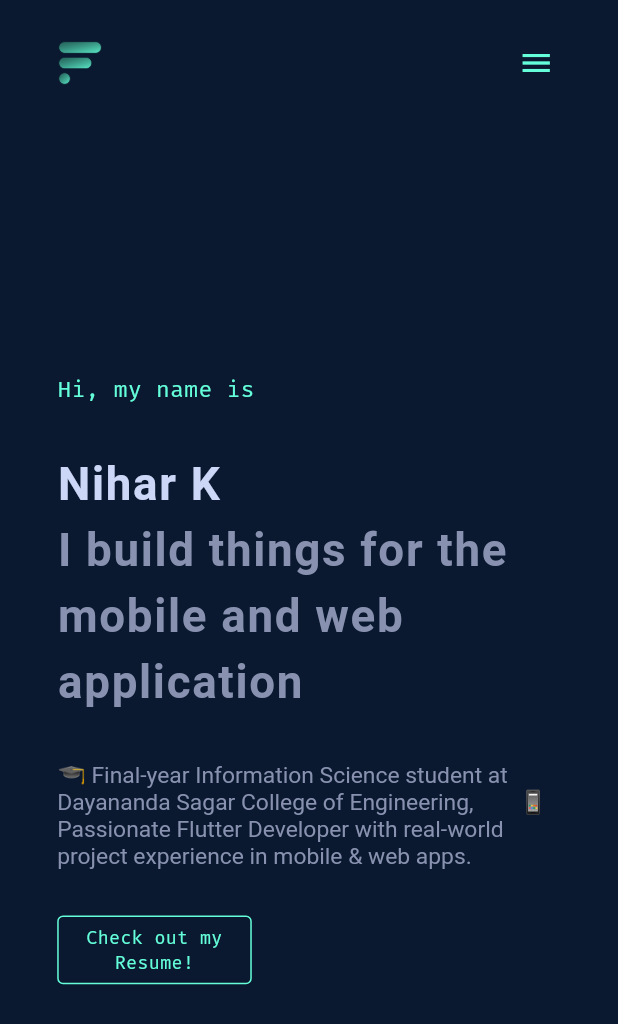
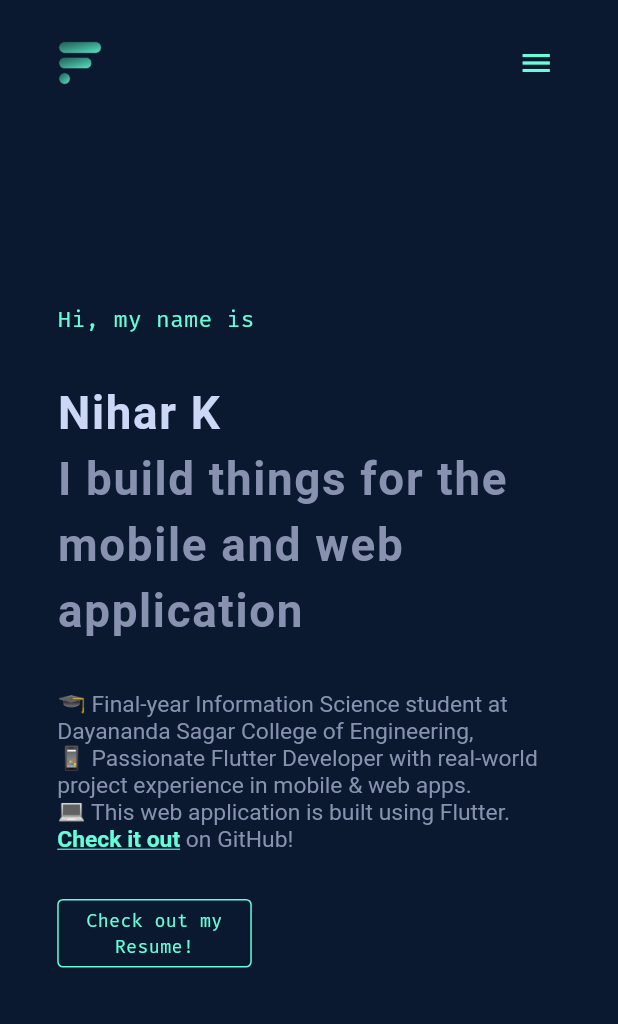
Before and after one commit to nihark023/personal-website-main, a Flutter app: the screen it shows after launch, on a phone screen of 412 x 824 dp. Shown: the top 1024 px of the screen. Run offline on Flutter 3.47's test engine with Material 3 defaults, Android fonts, the phone set to English and light mode, and no system bars; drawn by our look-alikes of scrollable_positioned_list; our stand-ins replace flutter_screenutil, google_fonts; missing offline and left inert: dart:html; Roboto replaces fonts that are missing (Heebo).

Commit message:
home_page edits

```diff
--- a/lib/widgets/others/general_introduction.dart
+++ b/lib/widgets/others/general_introduction.dart
@@ -1,7 +1,9 @@
+import 'package:flutter/gestures.dart';
 import 'package:flutter/material.dart';
 import 'package:flutter_screenutil/flutter_screenutil.dart';
 import 'package:personal_website/styles/colors.dart';
 import 'package:personal_website/styles/styles.dart';
+import 'package:personal_website/utils/app_utils.dart';
 import 'package:personal_website/widgets/buttons/primary_button.dart';
 
 class GeneralIntroduction extends StatelessWidget {
@@ -12,7 +14,7 @@ class GeneralIntroduction extends StatelessWidget {
     return Column(
       crossAxisAlignment: CrossAxisAlignment.start,
       children: [
-        verticalSpace(MediaQuery.of(context).size.height / 5),
+        verticalSpace(MediaQuery.of(context).size.height / 7),
         Text(
           'Hi, my name is',
           style: TextStyles.firaCodeText.copyWith(fontSize: 20.h),
@@ -43,10 +45,35 @@ class GeneralIntroduction extends StatelessWidget {
               : MediaQuery.of(context).size.width / 2.8,
           child: RichText(
             text: TextSpan(
-              text:
-                  "🎓 Final-year Information Science student at Dayananda Sagar College of Engineering,        📱 Passionate Flutter Developer with real-world project experience in mobile & web apps.",
               style: TextStyles.heeboText
                   .copyWith(fontSize: 20.h, color: AppColor.textColor2),
+              children: [
+                const TextSpan(
+                  text:
+                      "🎓 Final-year Information Science student at Dayananda Sagar College of Engineering,\n📱 Passionate Flutter Developer with real-world project experience in mobile & web apps.\n",
+                ),
+                const TextSpan(
+                  text: "💻 This web application is built using Flutter. ",
+                ),
+                TextSpan(
+                  text: " Check it out",
+                  style: TextStyles.heeboText.copyWith(
+                    fontSize: 20.h,
+                    color: AppColor.primaryColor,
+                    fontWeight: FontWeight.w600,
+                    decoration: TextDecoration.underline,
+                    decorationColor: AppColor.primaryColor,
+                  ),
+                  recognizer: TapGestureRecognizer()
+                    ..onTap = () {
+                      AppUtils.openLink(
+                          'https://github.com/nihark023/personal-website-main');
+                    },
+                ),
+                const TextSpan(
+                  text: " on GitHub!",
+                ),
+              ],
             ),
           ),
         ),
@@ -58,7 +85,10 @@ class GeneralIntroduction extends StatelessWidget {
                 : MediaQuery.of(context).size.width / 1.7,
           ),
           child: ButtonPrimary(
-            onTap: () {},
+            onTap: () {
+              AppUtils.openLink(
+                  'https://drive.google.com/file/d/1WcJ9XC8gingCmuj6o75l2SBuL-LqGpXX/view?usp=sharing');
+            },
             height: 60.h,
             isOutline: true,
             label: 'Check out my Resume!',
```
Also changed, not shown: firebase.json, 2 other files.
